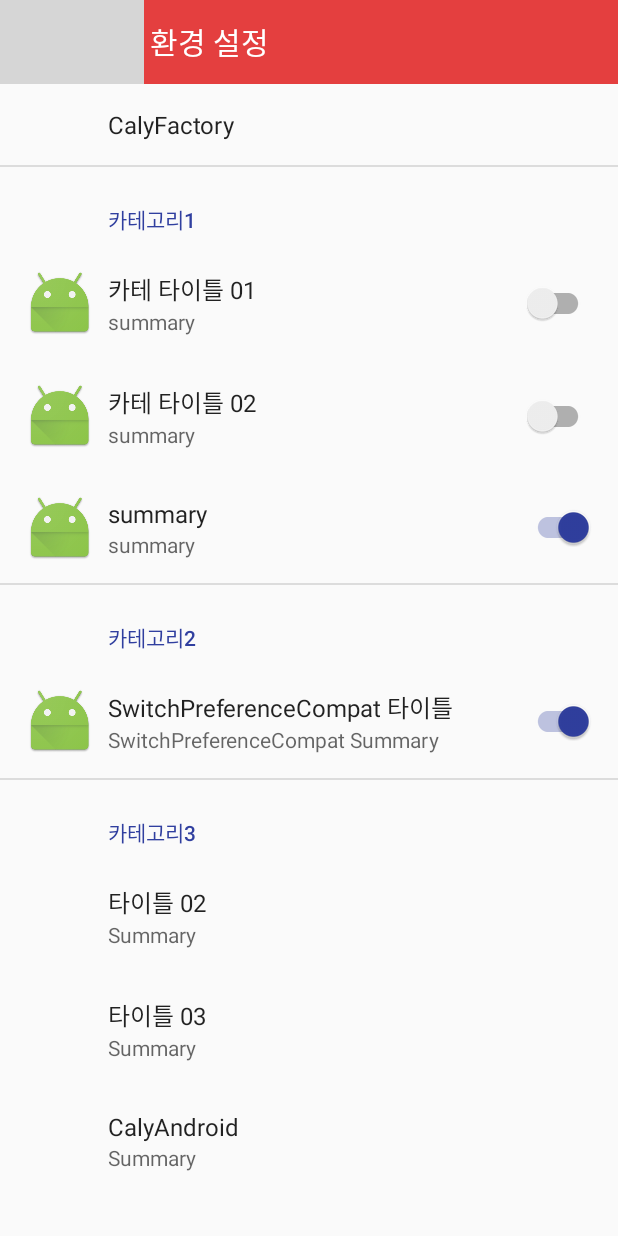
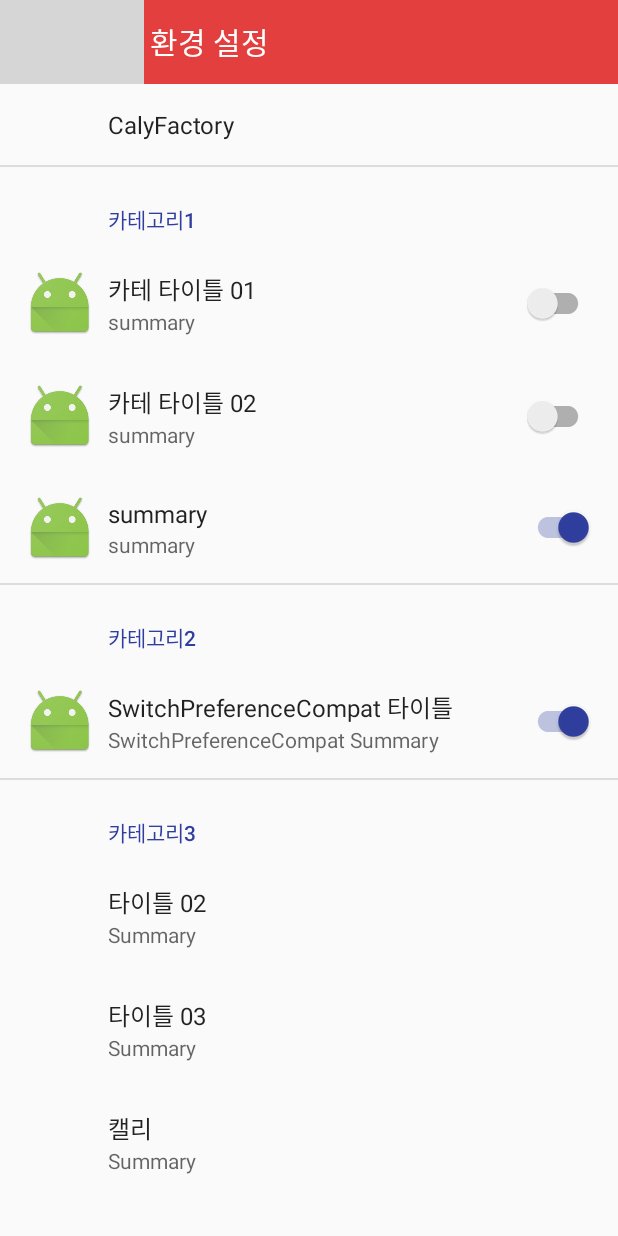
Before and after one commit to CalyFactory/caly-android, an Android app: the SettingFragment screen opened directly, with no data from a screen before it, on a phone screen of 412 x 824 dp. Run offline under Robolectric (Android 15) with nearby library versions, the phone set to English and light mode, and no system bars; our stand-ins replace ButterKnife, androidx.preference; 5 statements that could not run were skipped; grey boxes are pictures that could not be loaded.

Commit message:
add app icon

```diff
--- a/app/src/main/AndroidManifest.xml
+++ b/app/src/main/AndroidManifest.xml
@@ -8,7 +8,7 @@
 
     <application
         android:allowBackup="true"
-        android:icon="@drawable/ic_event_black_48dp"
+        android:icon="@mipmap/app_icon"
         android:label="@string/app_name"
         android:name=".CalyApplication"
         android:supportsRtl="true"
--- a/app/src/main/res/values/strings.xml
+++ b/app/src/main/res/values/strings.xml
@@ -1,5 +1,5 @@
 <resources>
-    <string name="app_name">CalyAndroid</string>
+    <string name="app_name">캘리</string>
     <string name="app_server">https://caly.io/</string>
     <string name="app_server_version">v1.0</string>
     <string name="google_client_id">881274260597-26b4e9bqah6nbp1katm5qlud3gfitlat.apps.googleusercontent.com</string>
```
Also changed, not shown: app/src/main/res/mipmap-hdpi/app_icon.png (added), app/src/main/res/mipmap-mdpi/app_icon.png (added), app/src/main/res/mipmap-xhdpi/app_icon.png (added), app/src/main/res/mipmap-xxhdpi/app_icon.png (added), app/src/main/res/mipmap-xxxhdpi/app_icon.png (added).
